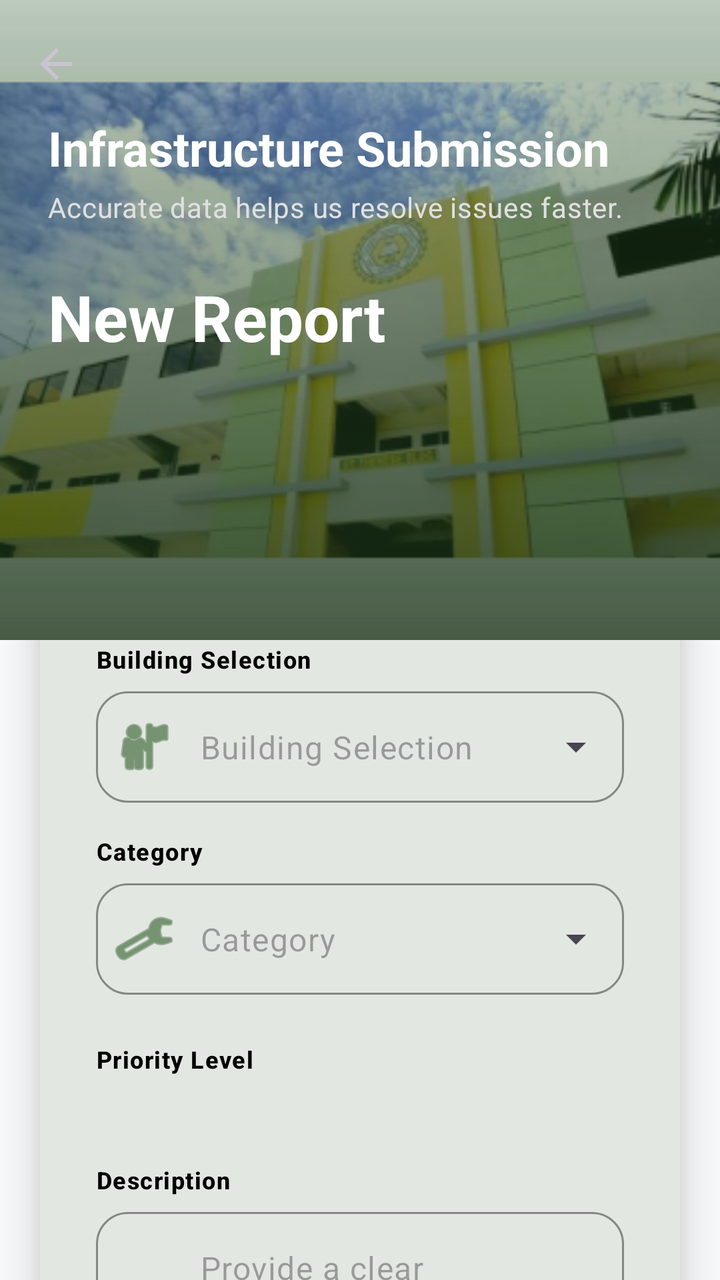
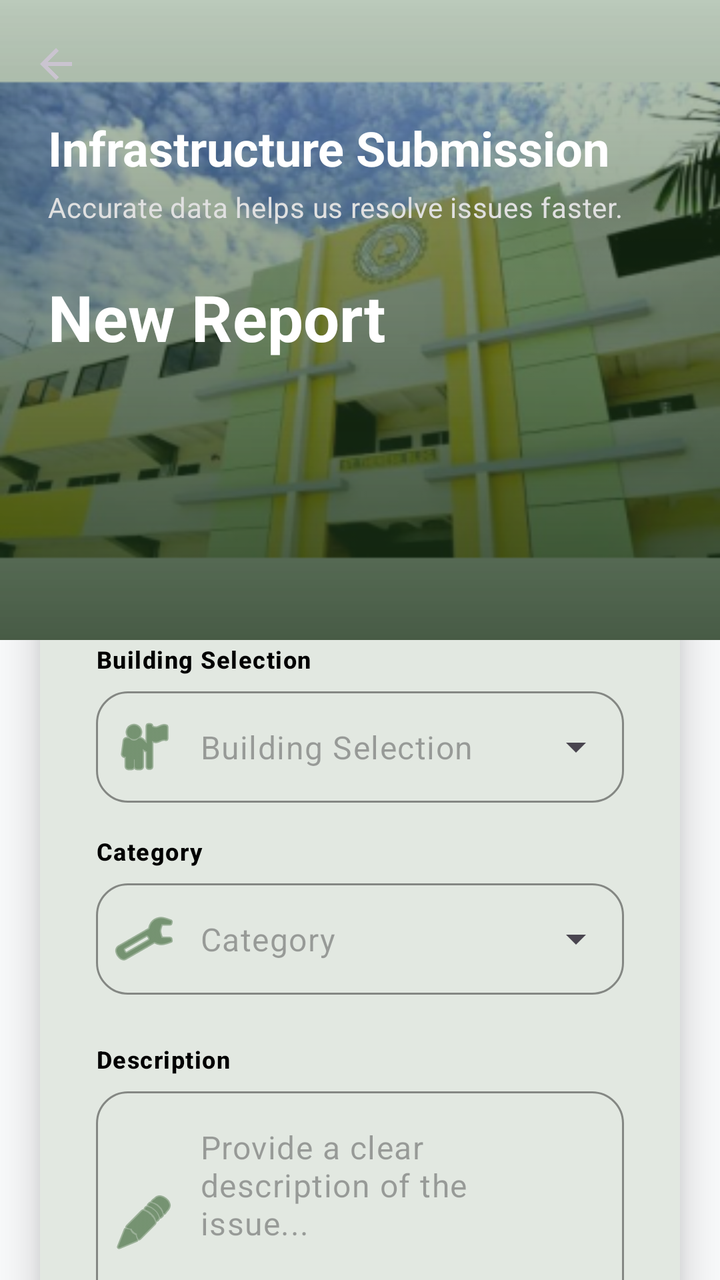

An Android layout rendered at two revisions. The XML below is the earlier revision; the diff shows what the commit changed to produce the second picture.
<!-- AndroidManifest.xml: application theme Theme.CampusAlert -->
<!-- res/layout/activity_report_submission.xml -->
<?xml version="1.0" encoding="utf-8"?>
<androidx.coordinatorlayout.widget.CoordinatorLayout xmlns:android="http://schemas.android.com/apk/res/android"
    xmlns:app="http://schemas.android.com/apk/res-auto"
    xmlns:tools="http://schemas.android.com/tools"
    android:layout_width="match_parent"
    android:layout_height="match_parent"
    android:background="#F8F9FA"
    tools:context=".ReportSubmissionActivity">

    
    <com.google.android.material.appbar.AppBarLayout
        android:id="@+id/app_bar"
        android:layout_width="match_parent"
        android:layout_height="320dp"
        android:background="@android:color/transparent"
        android:theme="@style/ThemeOverlay.Material3.Dark">

        <com.google.android.material.appbar.CollapsingToolbarLayout
            android:id="@+id/collapsing_toolbar"
            android:layout_width="match_parent"
            android:layout_height="match_parent"
            app:contentScrim="@color/forest_green"
            app:layout_scrollFlags="scroll|exitUntilCollapsed"
            app:titleEnabled="false">

            <ImageView
                android:layout_width="match_parent"
                android:layout_height="match_parent"
                android:contentDescription="@string/campus_background"
                android:scaleType="centerCrop"
                android:src="@mipmap/scc_bldg_background"
                app:layout_collapseMode="parallax"
                app:layout_collapseParallaxMultiplier="0.7" />

            
            <View
                android:layout_width="match_parent"
                android:layout_height="match_parent"
                android:alpha="0.75"
                android:background="@drawable/bg_green_scrim" />

            <View
                android:layout_width="match_parent"
                android:layout_height="match_parent"
                android:alpha="0.5"
                android:background="@drawable/bg_gradient_scrim" />

            
            <LinearLayout
                android:layout_width="match_parent"
                android:layout_height="wrap_content"
                android:layout_gravity="bottom"
                android:layout_marginBottom="140dp"
                android:orientation="vertical"
                android:paddingHorizontal="24dp">

                <TextView
                    android:layout_width="wrap_content"
                    android:layout_height="wrap_content"
                    android:text="@string/infrastructure_submission"
                    android:textAppearance="@style/TextAppearance.Material3.HeadlineSmall"
                    android:textColor="@color/white"
                    android:textStyle="bold" />

                <TextView
                    android:layout_width="wrap_content"
                    android:layout_height="wrap_content"
                    android:layout_marginTop="4dp"
                    android:text="@string/analytic_subtitle"
                    android:textAppearance="@style/TextAppearance.Material3.BodyMedium"
                    android:textColor="#E0E0E0" />

                <TextView
                    android:layout_width="wrap_content"
                    android:layout_height="wrap_content"
                    android:layout_marginTop="24dp"
                    android:text="@string/new_report_title"
                    android:textAppearance="@style/TextAppearance.Material3.HeadlineLarge"
                    android:textColor="@color/white"
                    android:textStyle="bold" />
            </LinearLayout>

            <androidx.appcompat.widget.Toolbar
                android:id="@+id/toolbar"
                android:layout_width="match_parent"
                android:layout_height="?attr/actionBarSize"
                app:layout_collapseMode="pin"
                app:navigationIcon="?attr/homeAsUpIndicator"
                app:navigationIconTint="@color/white" />

        </com.google.android.material.appbar.CollapsingToolbarLayout>
    </com.google.android.material.appbar.AppBarLayout>

    <androidx.core.widget.NestedScrollView
        android:layout_width="match_parent"
        android:layout_height="match_parent"
        android:clipToPadding="false"
        app:layout_behavior="@string/appbar_scrolling_view_behavior">

        <LinearLayout
            android:layout_width="match_parent"
            android:layout_height="wrap_content"
            android:orientation="vertical"
            android:paddingBottom="60dp">

            
            <com.google.android.material.card.MaterialCardView
                android:layout_width="match_parent"
                android:layout_height="wrap_content"
                android:layout_marginHorizontal="20dp"
                android:layout_marginTop="-90dp"
                app:cardBackgroundColor="@color/white"
                app:cardCornerRadius="32dp"
                app:cardElevation="12dp"
                app:strokeWidth="0dp">

                <LinearLayout
                    android:layout_width="match_parent"
                    android:layout_height="wrap_content"
                    android:orientation="vertical"
                    android:padding="28dp">

                    <TextView
                        android:layout_width="wrap_content"
                        android:layout_height="wrap_content"
                        android:letterSpacing="0.1"
                        android:text="@string/issue_specifications"
                        android:textAppearance="@style/TextAppearance.Material3.LabelLarge"
                        android:textColor="@color/forest_green"
                        android:textStyle="bold" />

                    <View
                        android:layout_width="48dp"
                        android:layout_height="4dp"
                        android:layout_marginTop="8dp"
                        android:background="@color/soft_sage" />

                    
                    <TextView
                        android:id="@+id/label_building_select"
                        android:layout_width="wrap_content"
                        android:layout_height="wrap_content"
                        android:layout_marginTop="32dp"
                        android:text="@string/building_selection"
                        android:textAppearance="@style/TextAppearance.Material3.LabelMedium"
                        android:textColor="@color/black"
                        android:textStyle="bold" />

                    <com.google.android.material.textfield.TextInputLayout
                        style="@style/Widget.Material3.TextInputLayout.OutlinedBox.ExposedDropdownMenu"
                        android:layout_width="match_parent"
                        android:layout_height="wrap_content"
                        android:layout_marginTop="8dp"
                        android:layout_marginBottom="16dp"
                        app:boxCornerRadiusBottomEnd="16dp"
                        app:boxCornerRadiusBottomStart="16dp"
                        app:boxCornerRadiusTopEnd="16dp"
                        app:boxCornerRadiusTopStart="16dp"
                        app:boxStrokeColor="@color/forest_green"
                        app:hintEnabled="false"
                        app:startIconDrawable="@android:drawable/ic_menu_myplaces"
                        app:startIconTint="@color/forest_green">

                        <AutoCompleteTextView
                            android:id="@+id/building_dropdown"
                            android:layout_width="match_parent"
                            android:layout_height="wrap_content"
                            android:hint="@string/building_selection"
                            android:inputType="none"
                            android:labelFor="@id/label_building_select"
                            android:paddingStart="60dp"
                            android:paddingEnd="16dp"
                            android:textColor="@color/black" />
                    </com.google.android.material.textfield.TextInputLayout>

                    
                    <TextView
                        android:id="@+id/label_category_select"
                        android:layout_width="wrap_content"
                        android:layout_height="wrap_content"
                        android:text="@string/category"
                        android:textAppearance="@style/TextAppearance.Material3.LabelMedium"
                        android:textColor="@color/black"
                        android:textStyle="bold" />

                    <com.google.android.material.textfield.TextInputLayout
                        style="@style/Widget.Material3.TextInputLayout.OutlinedBox.ExposedDropdownMenu"
                        android:layout_width="match_parent"
                        android:layout_height="wrap_content"
                        android:layout_marginTop="8dp"
                        android:layout_marginBottom="24dp"
                        app:boxCornerRadiusBottomEnd="16dp"
                        app:boxCornerRadiusBottomStart="16dp"
                        app:boxCornerRadiusTopEnd="16dp"
                        app:boxCornerRadiusTopStart="16dp"
                        app:boxStrokeColor="@color/forest_green"
                        app:hintEnabled="false"
                        app:startIconDrawable="@android:drawable/ic_menu_preferences"
                        app:startIconTint="@color/forest_green">

                        <AutoCompleteTextView
                            android:id="@+id/category_dropdown"
                            android:layout_width="match_parent"
                            android:layout_height="wrap_content"
                            android:hint="@string/category"
                            android:inputType="none"
                            android:labelFor="@id/label_category_select"
                            android:paddingStart="60dp"
                            android:paddingEnd="16dp"
                            android:textColor="@color/black" />
                    </com.google.android.material.textfield.TextInputLayout>

                    
                    <TextView
                        android:layout_width="wrap_content"
                        android:layout_height="wrap_content"
                        android:text="@string/priority_level"
                        android:textAppearance="@style/TextAppearance.Material3.LabelMedium"
                        android:textColor="@color/black"
                        android:textStyle="bold" />

                    <com.google.android.material.button.MaterialButtonToggleGroup
                        android:id="@+id/priority_toggle_group"
                        android:layout_width="match_parent"
                        android:layout_height="wrap_content"
                        android:layout_marginTop="12dp"
                        android:layout_marginBottom="32dp"
                        app:checkedButton="@id/btn_medium"
                        app:singleSelection="true">

                        <Button
                            android:id="@+id/btn_low"
                            style="@style/Widget.Material3.Button.OutlinedButton"
                            android:layout_width="0dp"
                            android:layout_height="wrap_content"
                            android:layout_weight="1"
                            android:text="@string/low" />

                        <Button
                            android:id="@+id/btn_medium"
                            style="@style/Widget.Material3.Button.OutlinedButton"
                            android:layout_width="0dp"
                            android:layout_height="wrap_content"
                            android:layout_weight="1"
                            android:text="@string/medium" />

                        <Button
                            android:id="@+id/btn_high"
                            style="@style/Widget.Material3.Button.OutlinedButton"
                            android:layout_width="0dp"
                            android:layout_height="wrap_content"
                            android:layout_weight="1"
                            android:text="@string/high" />
                    </com.google.android.material.button.MaterialButtonToggleGroup>

                    
                    <TextView
                        android:id="@+id/label_description_input"
                        android:layout_width="wrap_content"
                        android:layout_height="wrap_content"
                        android:text="@string/description"
                        android:textAppearance="@style/TextAppearance.Material3.LabelMedium"
                        android:textColor="@color/black"
                        android:textStyle="bold" />

                    <com.google.android.material.textfield.TextInputLayout
                        style="@style/Widget.Material3.TextInputLayout.OutlinedBox"
                        android:layout_width="match_parent"
                        android:layout_height="wrap_content"
                        android:layout_marginTop="8dp"
                        android:layout_marginBottom="32dp"
                        app:boxCornerRadiusBottomEnd="16dp"
                        app:boxCornerRadiusBottomStart="16dp"
                        app:boxCornerRadiusTopEnd="16dp"
                        app:boxCornerRadiusTopStart="16dp"
                        app:boxStrokeColor="@color/forest_green"
                        app:hintEnabled="false"
                        app:startIconDrawable="@android:drawable/ic_menu_edit"
                        app:startIconTint="@color/forest_green">

                        <com.google.android.material.textfield.TextInputEditText
                            android:id="@+id/description_edit"
                            android:layout_width="match_parent"
                            android:layout_height="wrap_content"
                            android:gravity="top"
                            android:hint="@string/describe_hint"
                            android:inputType="textMultiLine"
                            android:labelFor="@id/label_description_input"
                            android:lines="5"
                            android:paddingStart="60dp"
                            android:paddingEnd="16dp"
                            android:textColor="@color/black" />
                    </com.google.android.material.textfield.TextInputLayout>

                    
                    <TextView
                        android:layout_width="wrap_content"
                        android:layout_height="wrap_content"
                        android:text="@string/evidence_photo"
                        android:textAppearance="@style/TextAppearance.Material3.LabelMedium"
                        android:textColor="@color/black"
                        android:textStyle="bold" />

                    <com.google.android.material.button.MaterialButton
                        android:id="@+id/btn_pick_photo"
                        style="@style/Widget.Material3.Button.OutlinedButton"
                        android:layout_width="match_parent"
                        android:layout_height="wrap_content"
                        android:layout_marginTop="8dp"
                        android:text="@string/select_capture_photo"
                        app:icon="@android:drawable/ic_menu_camera"
                        app:iconTint="@color/forest_green"
                        android:textColor="@color/forest_green"
                        app:strokeColor="@color/forest_green" />

                    <com.google.android.material.card.MaterialCardView
                        android:id="@+id/card_photo_preview"
                        android:layout_width="match_parent"
                        android:layout_height="200dp"
                        android:layout_marginTop="12dp"
                        android:layout_marginBottom="32dp"
                        android:visibility="gone"
                        app:cardCornerRadius="16dp"
                        app:strokeWidth="1dp"
                        app:strokeColor="@color/soft_sage">

                        <RelativeLayout
                            android:layout_width="match_parent"
                            android:layout_height="match_parent">

                            <ImageView
                                android:id="@+id/img_preview"
                                android:layout_width="match_parent"
                                android:layout_height="match_parent"
                                android:scaleType="centerCrop"
                                android:contentDescription="@string/evidence_photo" />

                            <ImageButton
                                android:id="@+id/btn_remove_photo"
                                android:layout_width="40dp"
                                android:layout_height="40dp"
                                android:layout_alignParentTop="true"
                                android:layout_alignParentEnd="true"
                                android:layout_margin="8dp"
                                android:background="@drawable/circle_gray"
                                android:src="@android:drawable/ic_menu_close_clear_cancel"
                                app:tint="@color/white"
                                android:contentDescription="Remove Photo" />
                        </RelativeLayout>
                    </com.google.android.material.card.MaterialCardView>

                    
                    <FrameLayout
                        android:layout_width="match_parent"
                        android:layout_height="wrap_content"
                        android:layout_marginTop="16dp">

                        <com.google.android.material.button.MaterialButton
                            android:id="@+id/submit_button"
                            android:layout_width="match_parent"
                            android:layout_height="64dp"
                            android:letterSpacing="0.05"
                            android:text="@string/submit_official_report"
                            android:textAllCaps="true"
                            android:textSize="16sp"
                            android:textStyle="bold"
                            app:backgroundTint="@color/forest_green"
                            app:cornerRadius="20dp"
                            app:elevation="8dp" />

                        <ProgressBar
                            android:id="@+id/upload_progress"
                            android:layout_width="32dp"
                            android:layout_height="32dp"
                            android:layout_gravity="center"
                            android:visibility="gone"
                            android:indeterminateTint="@color/white" />
                    </FrameLayout>

                </LinearLayout>
            </com.google.android.material.card.MaterialCardView>

            
            <LinearLayout
                android:layout_width="match_parent"
                android:layout_height="wrap_content"
                android:orientation="vertical"
                android:gravity="center"
                android:layout_marginTop="48dp"
                android:paddingBottom="32dp">

                <TextView
                    android:layout_width="wrap_content"
                    android:layout_height="wrap_content"
                    android:text="@string/footer_message"
                    android:textAppearance="@style/TextAppearance.Material3.LabelMedium"
                    android:textColor="@color/sage_green"
                    android:textStyle="italic"
                    android:alpha="0.8" />

                <TextView
                    android:layout_width="wrap_content"
                    android:layout_height="wrap_content"
                    android:layout_marginTop="12dp"
                    android:text="@string/powered_by"
                    android:textAppearance="@style/TextAppearance.Material3.LabelSmall"
                    android:textColor="@color/sage_green"
                    android:alpha="0.5" />
            </LinearLayout>

        </LinearLayout>
    </androidx.core.widget.NestedScrollView>

</androidx.coordinatorlayout.widget.CoordinatorLayout>
<!-- resources referenced by this layout -->
<resources>
  <color name="black">#FF000000</color>
  <color name="forest_green">#2D5A27</color>
  <color name="sage_green">#A3B18A</color>
  <color name="soft_sage">#DDE5B6</color>
  <color name="white">#FFFFFFFF</color>
  <!-- drawable bg_gradient_scrim (drawable) -->
  <?xml version="1.0" encoding="utf-8"?>
  <shape xmlns:android="http://schemas.android.com/apk/res/android">
      <gradient
          android:angle="90"
          android:startColor="#B3000000"
          android:centerColor="#4D000000"
          android:endColor="@android:color/transparent"
          android:type="linear" />
  </shape>
  <!-- drawable bg_green_scrim (drawable) -->
  <?xml version="1.0" encoding="utf-8"?>
  <shape xmlns:android="http://schemas.android.com/apk/res/android">
      <gradient
          android:angle="90"
          android:startColor="#E62D5A27"
          android:centerColor="#992D5A27"
          android:endColor="#662D5A27"
          android:type="linear" />
  </shape>
  <!-- drawable circle_gray (drawable) -->
  <?xml version="1.0" encoding="utf-8"?>
  <shape xmlns:android="http://schemas.android.com/apk/res/android"
      android:shape="oval">
      <solid android:color="#DDDDDD" />
  </shape>
  <string name="analytic_subtitle">Accurate data helps us resolve issues faster.</string>
  <string name="building_selection">Building Selection</string>
  <string name="campus_background">Campus Background</string>
  <string name="category">Category</string>
  <string name="describe_hint">Provide a clear description of the issue...</string>
  <string name="description">Description</string>
  <string name="evidence_photo">Evidence Photo</string>
  <string name="footer_message">Ensuring a safer campus together.</string>
  <string name="high">High</string>
  <string name="infrastructure_submission">Infrastructure Submission</string>
  <string name="issue_specifications">ISSUE SPECIFICATIONS</string>
  <string name="low">Low</string>
  <string name="medium">Medium</string>
  <string name="new_report_title">New Report</string>
  <string name="powered_by">Powered by CampusAlert</string>
  <string name="priority_level">Priority Level</string>
  <string name="select_capture_photo">Select or Capture Photo</string>
  <string name="submit_official_report">SUBMIT OFFICIAL REPORT</string>
  <style name="Theme.CampusAlert" parent="Base.Theme.CampusAlert" />
  <color name="primary">@color/forest_green</color>
  <color name="onPrimary">@color/white</color>
  <color name="secondary">@color/sage_green</color>
  <color name="onSecondary">@color/black</color>
  <color name="background">@color/light_gray</color>
  <color name="surface">@color/white</color>
  <style name="ShapeAppearance.CampusAlert.Large" parent="ShapeAppearance.Material3.LargeComponent">
          <item name="cornerSize">16dp</item>
      </style>
  <style name="ShapeAppearance.CampusAlert.Medium" parent="ShapeAppearance.Material3.MediumComponent">
          <item name="cornerSize">12dp</item>
      </style>
  <color name="light_gray">#F8F9FA</color>
  <!-- unchanged entries left out for length: 2 -->
</resources>

<!-- the commit's change to res/layout/activity_report_submission.xml (unified diff, before → after) -->
@@ -210,48 +210,7 @@
                             android:textColor="@color/black" />
                     </com.google.android.material.textfield.TextInputLayout>
 
-                    
-                    <TextView
-                        android:layout_width="wrap_content"
-                        android:layout_height="wrap_content"
-                        android:text="@string/priority_level"
-                        android:textAppearance="@style/TextAppearance.Material3.LabelMedium"
-                        android:textColor="@color/black"
-                        android:textStyle="bold" />
-
-                    <com.google.android.material.button.MaterialButtonToggleGroup
-                        android:id="@+id/priority_toggle_group"
-                        android:layout_width="match_parent"
-                        android:layout_height="wrap_content"
-                        android:layout_marginTop="12dp"
-                        android:layout_marginBottom="32dp"
-                        app:checkedButton="@id/btn_medium"
-                        app:singleSelection="true">
-
-                        <Button
-                            android:id="@+id/btn_low"
-                            style="@style/Widget.Material3.Button.OutlinedButton"
-                            android:layout_width="0dp"
-                            android:layout_height="wrap_content"
-                            android:layout_weight="1"
-                            android:text="@string/low" />
-
-                        <Button
-                            android:id="@+id/btn_medium"
-                            style="@style/Widget.Material3.Button.OutlinedButton"
-                            android:layout_width="0dp"
-                            android:layout_height="wrap_content"
-                            android:layout_weight="1"
-                            android:text="@string/medium" />
-
-                        <Button
-                            android:id="@+id/btn_high"
-                            style="@style/Widget.Material3.Button.OutlinedButton"
-                            android:layout_width="0dp"
-                            android:layout_height="wrap_content"
-                            android:layout_weight="1"
-                            android:text="@string/high" />
-                    </com.google.android.material.button.MaterialButtonToggleGroup>
+
 
                     
                     <TextView
<!-- resource entries referenced after the edit -->
@@ -39,14 +39,10 @@
   <string name="description">Description</string>
   <string name="evidence_photo">Evidence Photo</string>
   <string name="footer_message">Ensuring a safer campus together.</string>
-  <string name="high">High</string>
   <string name="infrastructure_submission">Infrastructure Submission</string>
   <string name="issue_specifications">ISSUE SPECIFICATIONS</string>
-  <string name="low">Low</string>
-  <string name="medium">Medium</string>
   <string name="new_report_title">New Report</string>
   <string name="powered_by">Powered by CampusAlert</string>
-  <string name="priority_level">Priority Level</string>
   <string name="select_capture_photo">Select or Capture Photo</string>
   <string name="submit_official_report">SUBMIT OFFICIAL REPORT</string>
   <style name="Theme.CampusAlert" parent="Base.Theme.CampusAlert" />
